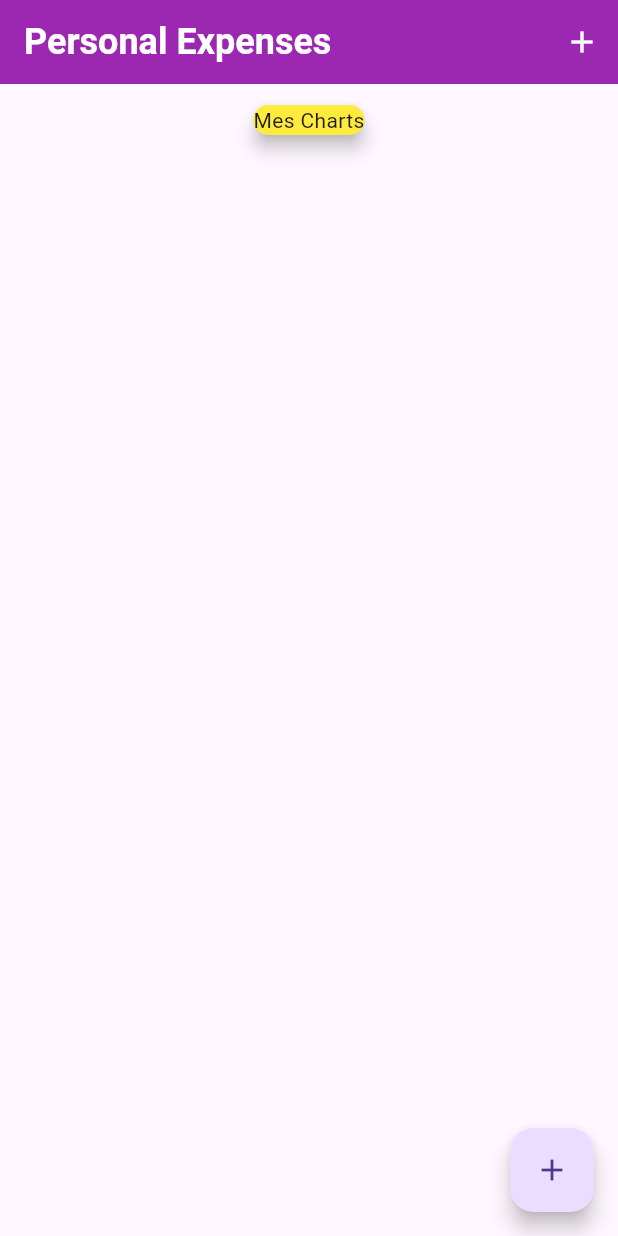
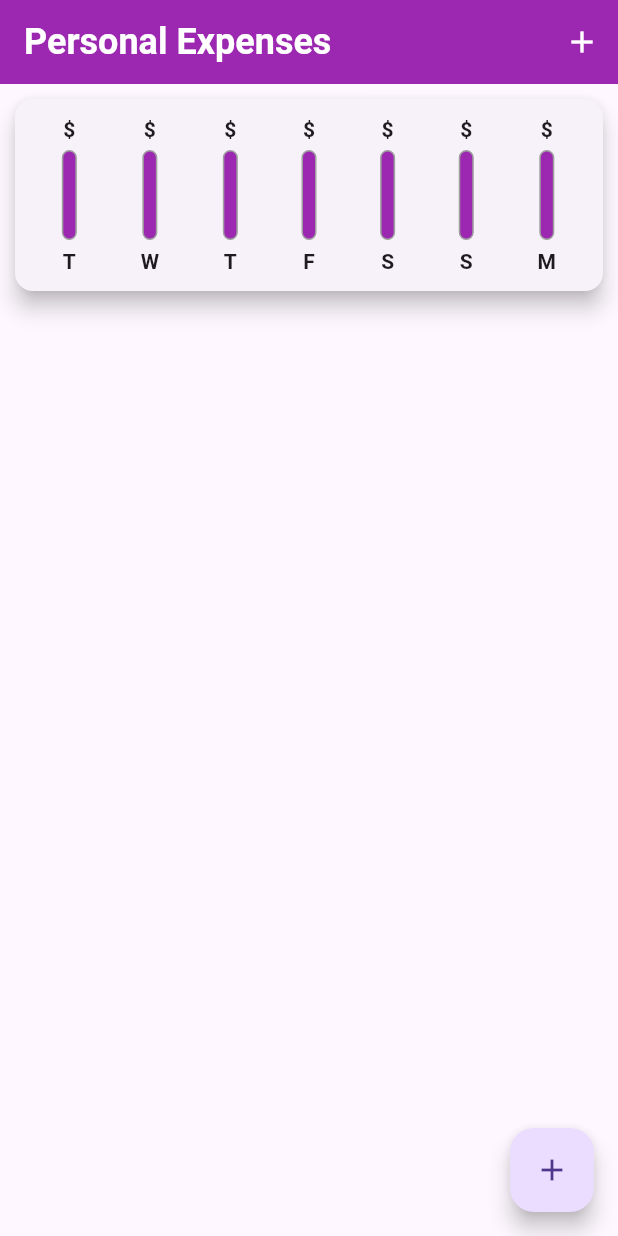
Before and after one commit to mike2377/personalexpenses_tp, a Flutter app: the screen it shows after launch, on a phone screen of 412 x 824 dp. Run offline on Flutter 3.47's test engine with Material 3 defaults, Android fonts, the phone set to English and light mode, and no system bars.

Commit message:
debut barchar non connecte au depense

```diff
--- /dev/null
+++ b/lib/chart/barchart.dart
@@ -0,0 +1,65 @@
+import 'package:flutter/material.dart';
+import 'package:intl/intl.dart';
+
+
+class WeeklyBarChart extends StatelessWidget {
+
+
+  const WeeklyBarChart({Key? key});
+
+  List<Map<String, Object>> get groupe {
+    return List.generate(7, (index) {
+      final weekDay = DateTime.now().subtract(Duration(days: index));
+
+
+
+      return {
+        'day': DateFormat.E().format(weekDay).substring(0, 1),
+      };
+    }).reversed.toList();
+  }
+
+
+  @override
+  Widget build(BuildContext context) {
+    return Card(
+      margin: const EdgeInsets.all(10),
+      elevation: 6,
+      child: Padding(
+        padding: const EdgeInsets.all(10),
+        child: Row(
+          mainAxisAlignment: MainAxisAlignment.spaceAround,
+          children: groupe.map((data) {
+            return Flexible(
+              child: Column(
+                children: [
+                  const FittedBox(
+                    child: Text(
+                      '\$',
+                      style: TextStyle(fontWeight: FontWeight.bold),
+                    ),
+                  ),
+                  const SizedBox(height: 4),
+                  Container(
+                    height: 60,
+                    width: 10,
+                    decoration: BoxDecoration(
+                      border: Border.all(color: Colors.grey, width: 1.0),
+                      color: Colors.purple,
+                      borderRadius: BorderRadius.circular(10),
+                    ),
+                  ),
+                  const SizedBox(height: 4),
+                  Text(
+                    data['day'] as String,
+                    style: const TextStyle(fontWeight: FontWeight.bold),
+                  ),
+                ],
+              ),
+            );
+          }).toList(),
+        ),
+      ),
+    );
+  }
+}
--- a/lib/models/transaction.dart
+++ b/lib/models/transaction.dart
@@ -1,11 +1,11 @@
 class Transaction {
-
+  final String id;
   final String title;
   final double amount;
   final DateTime date;
 
   Transaction({
-
+    required this.id,
     required this.title,
     required this.amount,
     required this.date,
--- a/lib/screens/home.dart
+++ b/lib/screens/home.dart
@@ -2,6 +2,8 @@ import 'package:flutter/material.dart';
 import 'package:intl/intl.dart';
 import 'package:testa/models/transaction.dart';
 import 'package:testa/screens/add_screen.dart';
+import 'package:testa/chart/barchart.dart';
+
 
 class MyHomePage extends StatefulWidget {
   const MyHomePage({super.key});
@@ -14,14 +16,14 @@ class _MyHomePageState extends State<MyHomePage> {
   final List<Transaction> _transaction = [];
   void _addTransaction(String title, double amount, DateTime date) {
     setState(() {
-      _transaction.add(Transaction(title: title, amount: amount, date: date));
+      _transaction.add(Transaction(id: DateTime.now().toString(), title: title, amount: amount, date: date));
     });
   }
 
 
-  void _deleteTransaction(int index) {
+  void _deleteTransaction(String id) {
     setState(() {
-      _transaction.removeAt(index);
+      _transaction.removeWhere((transaction) => transaction.id == id);
       });
 
   }
@@ -62,14 +64,8 @@ class _MyHomePageState extends State<MyHomePage> {
         ),
         body: Column(
           children: [
-            Container(
-              margin: const EdgeInsets.all(10),
-              child: const Card(
-                color: Colors.yellow,
-                elevation: 5,
-                child: Text("Mes Charts"),
-              ),
-            ),
+            const WeeklyBarChart(),
+
             Expanded(
                 child: ListView.builder(
                     itemCount: _transaction.length,
@@ -105,7 +101,9 @@ class _MyHomePageState extends State<MyHomePage> {
                           trailing: IconButton(
                             color: Colors.red,
                             icon: const Icon(Icons.delete),
-                            onPressed: () => _deleteTransaction(index),
+                            onPressed: () {
+                              _deleteTransaction(t.id);
+                            },
                           ),
                           ),
                       );
```
